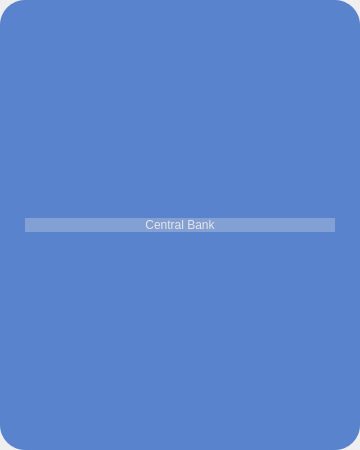
This is FictitiousBank01.ui in Pedrognd/FictitiousBank as Qt 5 draws it before an edit. The edited form follows.
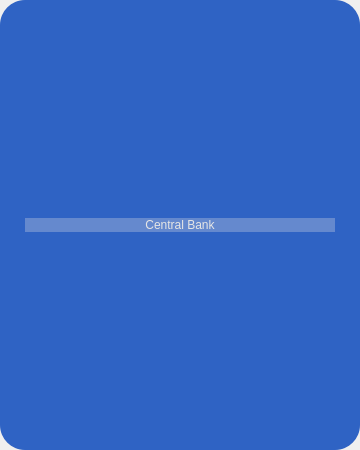
This is the edited form. Icons and pictures are not drawn.

```diff
--- a/FictitiousBank01.ui
+++ b/FictitiousBank01.ui
@@ -21,7 +21,7 @@
 }
 
 #MainFrame{
-	background-color: rgba(26, 84, 191,0.7);
+	background-color: rgba(26, 84, 191,0.9);
 	border-radius:25px;
 }
 
```
